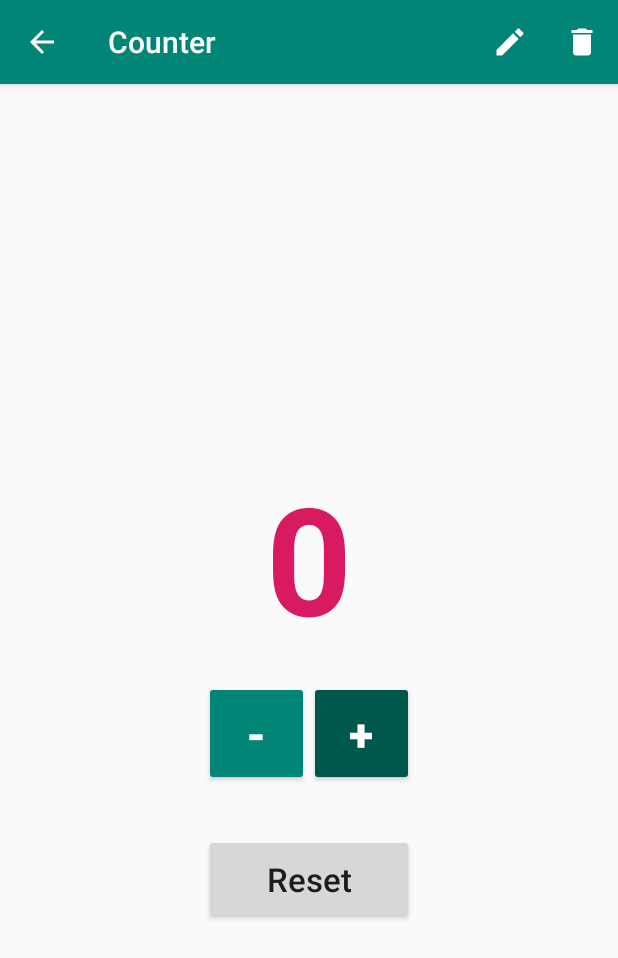
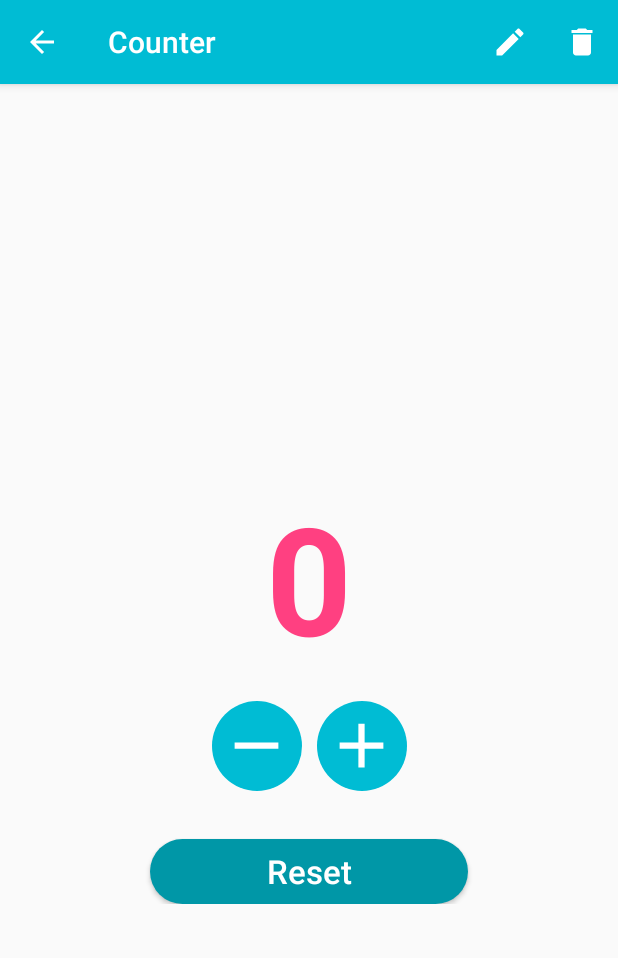
Before and after one commit to leonor16resende/Counter, an Android app: the CounterActivity screen opened directly, with no data from a screen before it, on a phone screen of 412 x 824 dp. Shown: the top 958 px of the screen. Run offline under Robolectric (Android 15) with nearby library versions, the phone set to English and light mode, and no system bars.

Commit message:
Reload list after coming back to it. Improve design. Don't allow to save empty titles.

```diff
--- /dev/null
+++ b/app/src/main/res/drawable/blue_circle.xml
@@ -0,0 +1,6 @@
+<?xml version="1.0" encoding="utf-8"?>
+<shape android:shape="oval"
+    xmlns:android="http://schemas.android.com/apk/res/android">
+    <solid android:color="@color/colorPrimary"></solid>
+    <size android:width="30dp" android:height="30dp"></size>
+</shape>
--- /dev/null
+++ b/app/src/main/res/drawable/btn_background.xml
@@ -0,0 +1,7 @@
+<?xml version="1.0" encoding="utf-8"?>
+<shape android:shape="rectangle"
+    xmlns:android="http://schemas.android.com/apk/res/android">
+    <solid android:color="@color/colorPrimaryDark"></solid>
+    <corners android:radius="30dp"></corners>
+    <stroke android:color="@color/colorDivider" android:dashWidth="2dp"></stroke>
+</shape>
--- /dev/null
+++ b/app/src/main/res/drawable/ic_remove_white_24dp.xml
@@ -0,0 +1,5 @@
+<vector android:height="24dp" android:tint="#FFFFFF"
+    android:viewportHeight="24.0" android:viewportWidth="24.0"
+    android:width="24dp" xmlns:android="http://schemas.android.com/apk/res/android">
+    <path android:fillColor="#FF000000" android:pathData="M19,13H5v-2h14v2z"/>
+</vector>
--- /dev/null
+++ b/app/src/main/res/drawable/minus_button.xml
@@ -0,0 +1,12 @@
+<?xml version="1.0" encoding="utf-8"?>
+<layer-list xmlns:android="http://schemas.android.com/apk/res/android">
+    <item>
+        <shape android:shape="oval"
+            xmlns:android="http://schemas.android.com/apk/res/android">
+            <solid android:color="@color/colorPrimary"></solid>
+            <size android:width="60dp" android:height="60dp"></size>
+            <stroke android:color="@color/colorDivider" android:dashWidth="2dp"></stroke>
+        </shape>
+    </item>
+    <item android:drawable="@drawable/ic_remove_white_24dp" android:gravity="center" android:width="50dp" android:height="50dp"></item>
+</layer-list>
--- /dev/null
+++ b/app/src/main/res/drawable/plus_button.xml
@@ -0,0 +1,12 @@
+<?xml version="1.0" encoding="utf-8"?>
+<layer-list xmlns:android="http://schemas.android.com/apk/res/android">
+    <item>
+        <shape android:shape="oval"
+            xmlns:android="http://schemas.android.com/apk/res/android">
+            <solid android:color="@color/colorPrimary"></solid>
+            <size android:width="60dp" android:height="60dp"></size>
+            <stroke android:color="@color/colorDivider" android:dashWidth="2dp"></stroke>
+        </shape>
+    </item>
+    <item android:drawable="@drawable/ic_add_white_24dp" android:gravity="center" android:width="50dp" android:height="50dp"></item>
+</layer-list>
--- a/app/src/main/res/layout/activity_counter.xml
+++ b/app/src/main/res/layout/activity_counter.xml
@@ -20,7 +20,7 @@
             android:layout_marginEnd="24dp"
             android:textAlignment="center"
             android:textAppearance="@style/TextAppearance.AppCompat.Display1"
-            android:textColor="@android:color/black"
+            android:textColor="@color/colorSecondaryText"
             android:textSize="30sp"
             app:layout_constraintEnd_toEndOf="parent"
             app:layout_constraintStart_toStartOf="parent"
@@ -53,41 +53,42 @@
 
             <Button
                 android:id="@+id/minusButton"
-                android:layout_width="70dp"
-                android:layout_height="70dp"
-                android:backgroundTint="@color/colorPrimary"
+                style="?android:attr/buttonBarButtonStyle"
+                android:layout_width="60dp"
+                android:layout_height="60dp"
+                android:layout_marginEnd="10dp"
+                android:background="@drawable/minus_button"
                 android:onClick="decrementCounter"
-                android:text="-"
                 android:textAlignment="center"
-                android:textColor="@android:color/background_light"
-                android:textSize="30sp"
-                android:textStyle="bold" />
+                android:textAllCaps="false" />
 
             <Button
                 android:id="@+id/plusButton"
-                android:layout_width="70dp"
-                android:layout_height="70dp"
-                android:backgroundTint="@color/colorPrimaryDark"
+                style="?android:attr/buttonBarButtonStyle"
+                android:layout_width="60dp"
+                android:layout_height="60dp"
+                android:background="@drawable/plus_button"
                 android:onClick="incrementCounter"
-                android:text="+"
-                android:textAlignment="center"
-                android:textColor="@android:color/background_light"
-                android:textSize="30sp"
-                android:textStyle="bold" />
+                android:textColor="@android:color/background_light" />
         </LinearLayout>
 
         <Button
             android:id="@+id/resetButton"
             android:layout_width="0dp"
-            android:layout_height="60dp"
+            android:layout_height="43dp"
+            android:layout_marginStart="100dp"
             android:layout_marginTop="32dp"
+            android:layout_marginEnd="100dp"
+            android:background="@drawable/btn_background"
             android:onClick="resetCounter"
             android:text="@string/reset"
             android:textAlignment="center"
             android:textAllCaps="false"
+            android:textColor="@android:color/background_light"
             android:textSize="22sp"
-            app:layout_constraintEnd_toEndOf="@+id/linearLayout"
-            app:layout_constraintStart_toStartOf="@+id/linearLayout"
+            app:layout_constraintEnd_toEndOf="parent"
+            app:layout_constraintHorizontal_bias="0.5"
+            app:layout_constraintStart_toStartOf="parent"
             app:layout_constraintTop_toBottomOf="@+id/linearLayout" />
 
     </androidx.constraintlayout.widget.ConstraintLayout>
--- a/app/src/main/res/values/colors.xml
+++ b/app/src/main/res/values/colors.xml
@@ -1,6 +1,10 @@
 <?xml version="1.0" encoding="utf-8"?>
 <resources>
-    <color name="colorPrimary">#008577</color>
-    <color name="colorPrimaryDark">#00574B</color>
-    <color name="colorAccent">#D81B60</color>
+    <color name="colorPrimary">#00BCD4</color>
+    <color name="colorPrimaryDark">#0097A7</color>
+    <color name="colorPrimaryLight">#B2EBF2</color>
+    <color name="colorAccent">#FF4081</color>
+    <color name="colorPrimaryText">#212121</color>
+    <color name="colorSecondaryText">#757575</color>
+    <color name="colorDivider">#BDBDBD</color>
 </resources>
```
Also changed, not shown: app/src/main/java/com/leonorresende/counter/CounterActivity.java (+29 -4 lines), app/src/main/java/com/leonorresende/counter/MainActivity.java (+29 -4 lines).
